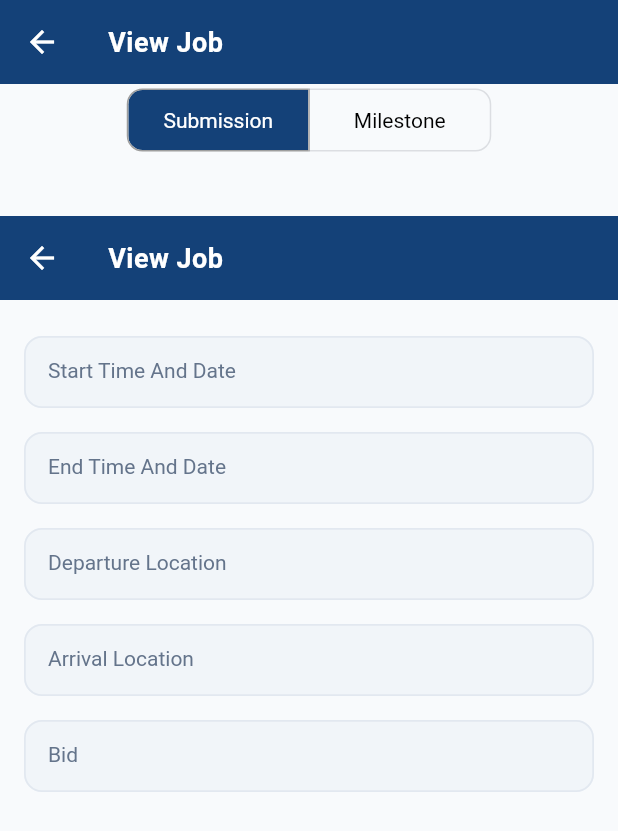
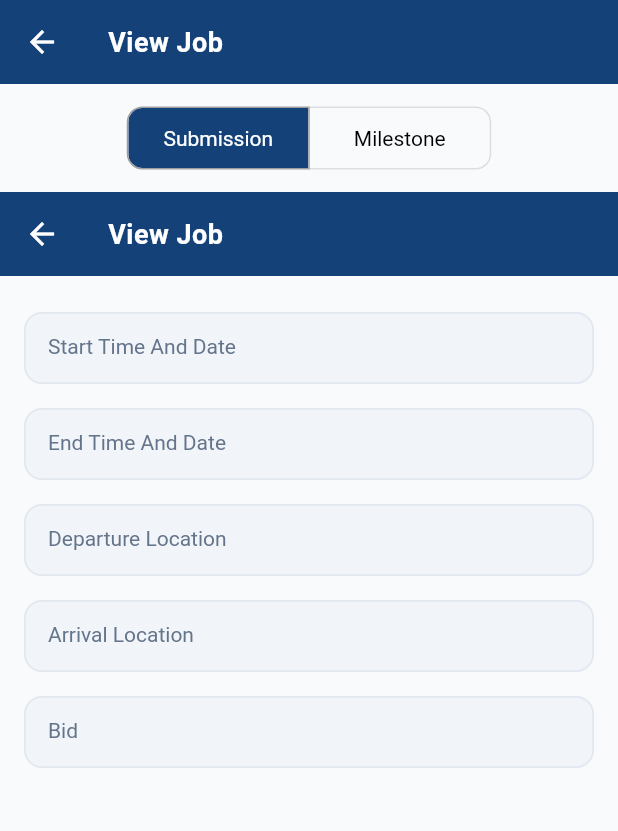
Before and after one commit to BFOBC/OBC_Flutter_Project, a Flutter app: the ViewCourierMission screen opened directly, on a phone screen of 412 x 824 dp. Shown: the top 831 px of the screen. Run offline on Flutter 3.47's test engine with Material 3 defaults, Android fonts, the phone set to English and light mode, and no system bars; our stand-ins replace cached_network_image, chewie, cloud_firestore, connectivity_plus, device_info_plus, dio and 23 more; missing offline and left inert: dart:ffi, google_maps_cluster_manager, workmanager; accounts and stored records are empty; network calls fail; statements that could not run were skipped.

Commit message:
Fix constructor argument errors in ManageLegsAndMilestones and ViewCourierMission
ManageLegsAndMilestones.dart:
- Add brokerKey/courierKey fields (default '') so callers without them compile
- Pass brokerKey, courierKey, onSave to PlaceNewJob and AddNewMilestone calls

ViewCourierMission.dart:
- Remove bogus inline Milestone class (used non-existent startTimeAndDate field)
- Fix ViewMilestone call: milestone: → selectedTab: + task: widget.data ?? Task()

https://claude.ai/code/session_01QuN1nUJvg5j7tUGnniicBp

```diff
--- a/lib/ui/courier/ViewCourierMission.dart
+++ b/lib/ui/courier/ViewCourierMission.dart
@@ -7,48 +7,39 @@ import 'package:broker_flutter_pp/ui/courier/ViewJob.dart';
 import 'package:broker_flutter_pp/ui/broker/mission/ViewMilestone.dart';
 
 class ViewCourierMission extends StatefulWidget {
-  final Task? data; // Replace YourDataType with the actual type of your data object
-  Milestone milestone = Milestone(
-    title: 'Project Phase 1',
-    description: 'Complete the first phase of the project.',
-    startTimeAndDate: '2024-10-01 10:00 AM',
-    endTimeAndDate: '2024-10-05 05:00 PM',
-    status: 'In Progress',
-  );
-  ViewCourierMission({Key? key, this.data}) : super(key: key);
+  final Task? data;
+  const ViewCourierMission({Key? key, this.data}) : super(key: key);
 
   @override
   _ViewCourierMissionState createState() => _ViewCourierMissionState();
 }
 
 class _ViewCourierMissionState extends State<ViewCourierMission> {
-  int _selectedIndex = 0; // Selected toggle index (0 for Empty Leg, 1 for Milestone)
-  final List<bool> _selectedToggle = [true, false]; // Default is Empty Leg selected
+  int _selectedIndex = 0;
+  final List<bool> _selectedToggle = [true, false];
   final List<String> _toggleText = ["Submission", "Milestone"];
 
   void _onTogglePressed(int index) {
     setState(() {
       _selectedIndex = index;
       _selectedToggle[index] = true;
-      _selectedToggle[1 - index] = false; // Toggle between the two options
+      _selectedToggle[1 - index] = false;
     });
   }
+
   @override
   Widget build(BuildContext context) {
     return Scaffold(
       appBar: AppBar(
         title: const Text('View Job'),
       ),
-      body: Stack(
-        children: [
-          Column(
+      body: Column(
         children: [
           SingleChildScrollView(
             scrollDirection: Axis.horizontal,
-                child: Column(
-                  mainAxisAlignment: MainAxisAlignment.center,
-                  children: [
-                    ToggleButtons(
+            child: Padding(
+              padding: const EdgeInsets.symmetric(vertical: 12, horizontal: 16),
+              child: ToggleButtons(
                 isSelected: _selectedToggle,
                 onPressed: _onTogglePressed,
                 borderRadius: BorderRadius.circular(10),
@@ -59,17 +50,15 @@ class _ViewCourierMissionState extends State<ViewCourierMission> {
                 constraints: const BoxConstraints(minHeight: 40.0, minWidth: 120.0),
                 children: _toggleText.map((text) => Text(text)).toList(),
               ),
-                    const SizedBox(height: 20.0),
-                  ],
             ),
           ),
-              const SizedBox(height: 20),
           Expanded(
             child: _selectedIndex == 0
-                    ? ViewJob(data: widget.data) // Pass Task data to PlaceNewJob
-                    : ViewMilestone(milestone: widget.milestone), // Pass Task data to AddNewMilestone
+                ? ViewJob(data: widget.data)
+                : ViewMilestone(
+                    selectedTab: _toggleText[_selectedIndex],
+                    task: widget.data ?? Task(),
                   ),
-            ],
           ),
         ],
       ),
```
Also changed, not shown: lib/ui/broker/ManageLegsAndMilestones.dart (+20 -4 lines). Lines whose indentation alone changed are shown as unchanged.
